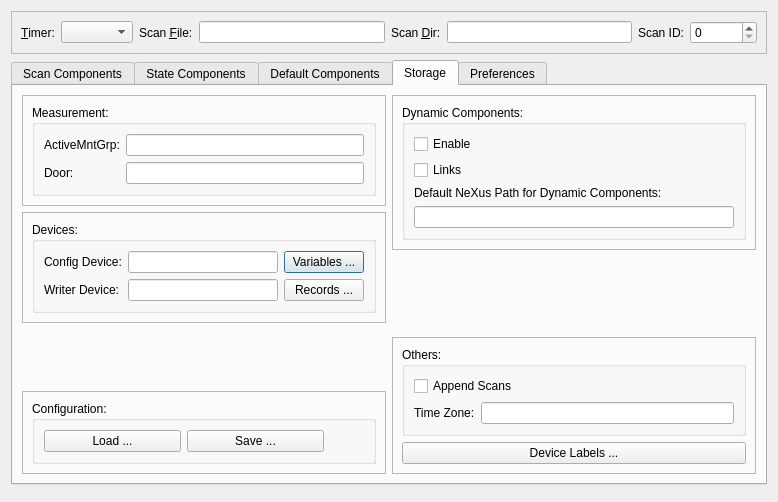
The window that nxselector/ui/selector.ui (nexdatas/nxselector) describes before a commit, drawn with Qt 5.
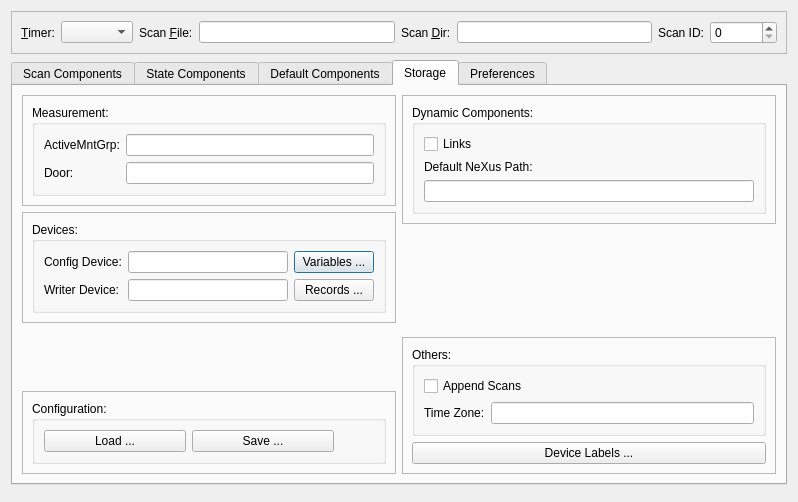
The same window after the commit. The open tabs and pages were chosen to show the change.

What changed in the file:
```diff
--- a/nxselector/ui/selector.ui
+++ b/nxselector/ui/selector.ui
@@ -6,7 +6,7 @@
    <rect>
     <x>0</x>
     <y>0</y>
-    <width>778</width>
+    <width>798</width>
     <height>502</height>
    </rect>
   </property>
@@ -333,17 +333,6 @@
                 <layout class="QGridLayout" name="gridLayout_9">
                  <item row="0" column="0">
                   <layout class="QVBoxLayout" name="verticalLayout_2">
-                   <item>
-                    <layout class="QHBoxLayout" name="horizontalLayout_4">
-                     <item>
-                      <widget class="QCheckBox" name="dcEnableCheckBox">
-                       <property name="text">
-                        <string>Enable</string>
-                       </property>
-                      </widget>
-                     </item>
-                    </layout>
-                   </item>
                    <item>
                     <widget class="QCheckBox" name="dcLinksCheckBox">
                      <property name="text">
@@ -354,7 +343,7 @@
                    <item>
                     <widget class="QLabel" name="dcPathLabel">
                      <property name="text">
-                      <string>Default NeXus Path for Dynamic Components:</string>
+                      <string>Default NeXus Path:</string>
                      </property>
                      <property name="buddy">
                       <cstring>dcPathLineEdit</cstring>
@@ -362,11 +351,7 @@
                     </widget>
                    </item>
                    <item>
-                    <layout class="QHBoxLayout" name="dcHorizontalLayout">
-                     <item>
-                      <widget class="QLineEdit" name="dcPathLineEdit"/>
-                     </item>
-                    </layout>
+                    <widget class="QLineEdit" name="dcPathLineEdit"/>
                    </item>
                   </layout>
                  </item>
```
